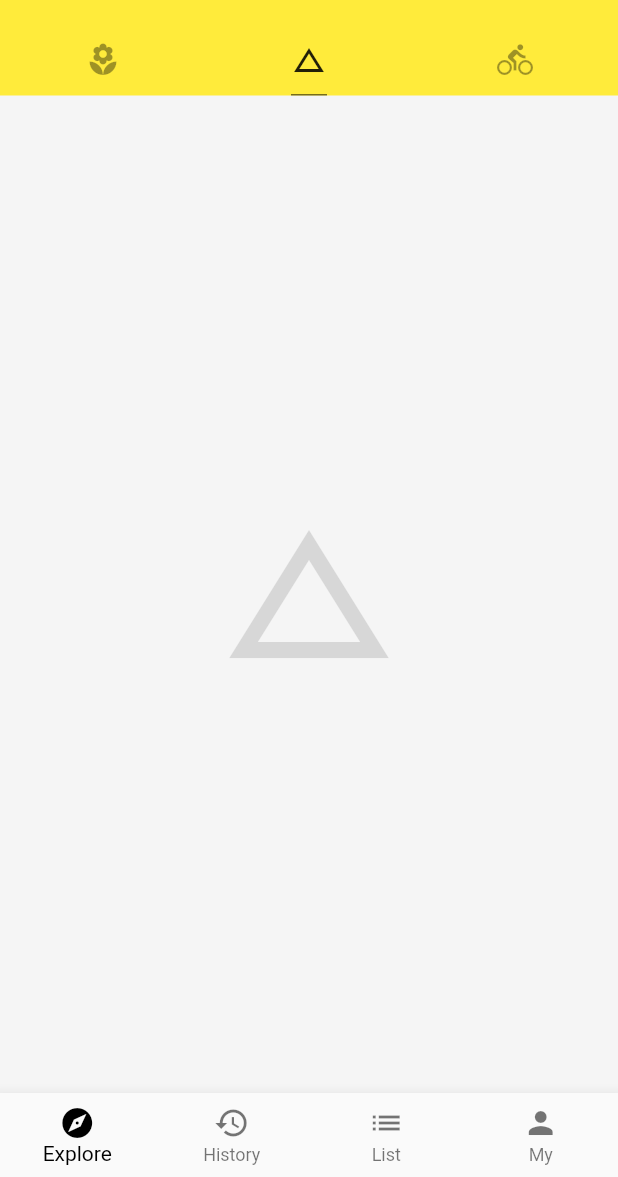
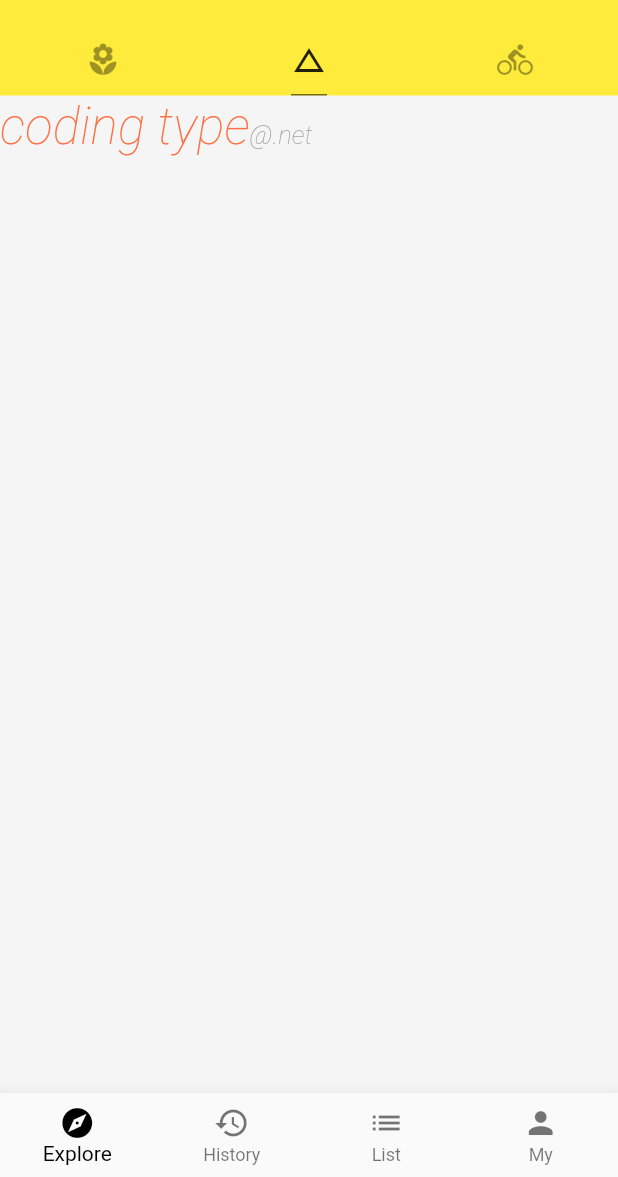
Before and after one commit to maoai-xianyu/flutter_little, a Flutter app: the screen it shows after launch, tab 2 chosen, on a phone screen of 412 x 824 dp, the part 59-1236 px from its top. Run offline on Flutter 3.47's test engine with Material 2 defaults, Android fonts, the phone set to English and light mode, and no system bars; network calls fail.

Commit message:
先提交text

```diff
--- /dev/null
+++ b/lib/demo/basic_demo.dart
@@ -0,0 +1,60 @@
+import 'package:flutter/material.dart';
+
+class BasicDemo extends StatelessWidget {
+  // 获取变量 $
+  @override
+  Widget build(BuildContext context) {
+    // TODO: implement build
+    return RichTextDemo();
+  }
+}
+
+// 一行文字有多种样式
+class RichTextDemo extends StatelessWidget {
+
+  @override
+  Widget build(BuildContext context) {
+    // TODO: implement build
+    return RichText(
+      text: TextSpan(
+        text: 'coding type',
+        style: TextStyle(
+          color: Colors.deepOrangeAccent,
+          fontSize: 34.0,
+          fontStyle: FontStyle.italic,
+          fontWeight: FontWeight.w100,
+        ),
+        children: [
+          TextSpan(
+            text: '@.net',
+            style: TextStyle(
+              fontSize: 17.0,
+              color: Colors.grey,
+            )
+          )
+        ]
+      ),
+    );
+  }
+}
+
+// TextSetting 基本属性
+class TextSettingDemo extends StatelessWidget {
+  final TextStyle _textStyle = TextStyle(
+    fontSize: 16.0,
+  );
+
+  final String _author = '李白';
+  final String _title = '将进酒';
+  @override
+  Widget build(BuildContext context) {
+    // TODO: implement build
+    return Text(
+      '《 $_title 》-- $_author 君不见，黄河之水天上来，奔流到海不复回。君不见，高堂明镜悲白发，朝如青丝暮成雪。人生得意须尽欢，莫使金樽空对月。天生我材必有用，千金散尽还复来。烹羊宰牛且为乐，会须一饮三百杯。',
+      textAlign: TextAlign.end,
+      style: _textStyle,
+      maxLines: 3,
+      overflow: TextOverflow.ellipsis,
+    );
+  }
+}
--- a/lib/main.dart
+++ b/lib/main.dart
@@ -2,6 +2,7 @@ import 'package:flutter/material.dart';
 import 'demo/drawer_demo.dart';
 import 'demo/bottom_navigation_bar_demo.dart';
 import 'demo/listview_demo.dart';
+import 'demo/basic_demo.dart';
 
 /* void main(){
   runApp(App());
@@ -81,7 +82,8 @@ class Home extends StatelessWidget {
           children: <Widget>[
             ListViewDemo(),
             //Icon(Icons.local_florist, size: 128.0, color: Colors.black12),
-            Icon(Icons.change_history, size: 128.0, color: Colors.black12),
+            BasicDemo(),
+            //Icon(Icons.change_history, size: 128.0, color: Colors.black12),
             Icon(Icons.directions_bike, size: 128.0, color: Colors.black12),
           ],
         ),
```
